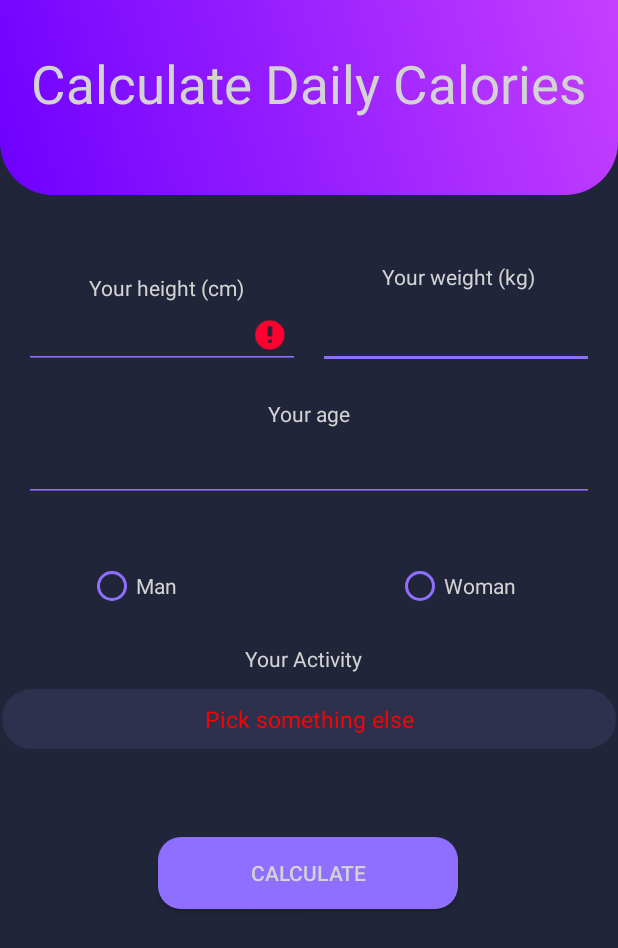
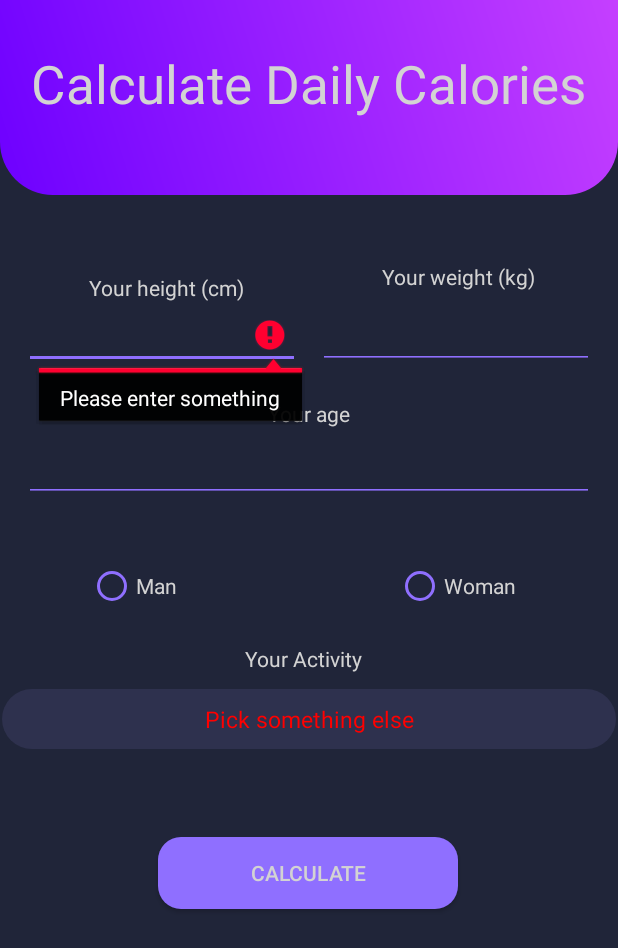
Before and after one commit to VickeTrossing/ExamensArbete, an Android app: the CalculateCal screen opened directly, with no data from a screen before it, after a tap on "CALCULATE", on a phone screen of 412 x 824 dp. Shown: the top 948 px of the screen. Run offline under Robolectric (Android 15) with nearby library versions, the phone set to English and light mode, and no system bars.

Commit message:
Basic functionally for calculateCal done

```diff
--- a/app/src/main/AndroidManifest.xml
+++ b/app/src/main/AndroidManifest.xml
@@ -9,7 +9,8 @@
             android:roundIcon="@mipmap/ic_launcher_round"
             android:supportsRtl="true"
             android:theme="@style/AppTheme">
-        <activity android:name=".CalculateCal"></activity>
+        <activity android:name=".ResultsCal"></activity>
+        <activity android:name=".CalculateCal" />
         <activity android:name=".CalculateBmi" />
         <activity android:name=".MainActivity2" />
         <activity android:name=".MainActivity">
--- a/app/src/main/res/layout/activity_calculate_cal.xml
+++ b/app/src/main/res/layout/activity_calculate_cal.xml
@@ -8,6 +8,37 @@
         android:fitsSystemWindows="true"
         tools:context=".CalculateCal">
 
+
+
+    <TextView
+            android:id="@+id/textView3"
+            android:layout_width="wrap_content"
+            android:layout_height="wrap_content"
+            android:layout_marginStart="16dp"
+            android:layout_marginEnd="16dp"
+            android:text="Your height (cm)"
+            android:textColor="#D3D3D3"
+            app:layout_constraintBottom_toTopOf="@+id/heightInput"
+            app:layout_constraintEnd_toEndOf="parent"
+            app:layout_constraintHorizontal_bias="0.156"
+            app:layout_constraintStart_toStartOf="parent" />
+
+    <EditText
+            android:id="@+id/heightInput"
+            android:layout_width="184dp"
+            android:layout_height="wrap_content"
+            android:layout_marginHorizontal="30dp"
+            android:layout_marginStart="16dp"
+            android:layout_marginBottom="44dp"
+            android:backgroundTint="#8F6FFF"
+            android:inputType="numberDecimal"
+            android:padding="10dp"
+            android:textAlignment="center"
+            android:textColor="#D3D3D3"
+            app:layout_constraintBottom_toTopOf="@+id/ageInput"
+            app:layout_constraintEnd_toStartOf="@+id/weightInput"
+            app:layout_constraintHorizontal_bias="0.0"
+            app:layout_constraintStart_toStartOf="parent" />
 
     <TextView
             android:id="@+id/textView2"
@@ -39,36 +70,6 @@
             app:layout_constraintBottom_toTopOf="@+id/textView6"
             app:layout_constraintEnd_toEndOf="parent"
             app:layout_constraintHorizontal_bias="1.0"
-            app:layout_constraintStart_toStartOf="parent" />
-
-    <TextView
-            android:id="@+id/textView3"
-            android:layout_width="wrap_content"
-            android:layout_height="wrap_content"
-            android:layout_marginStart="16dp"
-            android:layout_marginEnd="16dp"
-            android:text="Your height (cm)"
-            android:textColor="#D3D3D3"
-            app:layout_constraintBottom_toTopOf="@+id/heightInput"
-            app:layout_constraintEnd_toEndOf="parent"
-            app:layout_constraintHorizontal_bias="0.156"
-            app:layout_constraintStart_toStartOf="parent" />
-
-    <EditText
-            android:id="@+id/heightInput"
-            android:layout_width="184dp"
-            android:layout_height="wrap_content"
-            android:layout_marginHorizontal="30dp"
-            android:layout_marginStart="16dp"
-            android:layout_marginBottom="44dp"
-            android:backgroundTint="#8F6FFF"
-            android:inputType="numberDecimal"
-            android:padding="10dp"
-            android:textAlignment="center"
-            android:textColor="#D3D3D3"
-            app:layout_constraintBottom_toTopOf="@+id/ageInput"
-            app:layout_constraintEnd_toStartOf="@+id/weightInput"
-            app:layout_constraintHorizontal_bias="0.0"
             app:layout_constraintStart_toStartOf="parent" />
 
     <EditText
@@ -213,15 +214,4 @@
             app:layout_constraintStart_toStartOf="parent"
             app:layout_constraintTop_toBottomOf="@+id/constraintLayout2" />
 
-    <TextView
-            android:id="@+id/textView8"
-            android:layout_width="100dp"
-            android:layout_height="50dp"
-            android:layout_marginStart="178dp"
-            android:layout_marginEnd="176dp"
-            android:textColor="#fff"
-            app:layout_constraintBottom_toTopOf="@+id/btnCalculate"
-            app:layout_constraintEnd_toEndOf="parent"
-            app:layout_constraintStart_toStartOf="parent" />
-
 </androidx.constraintlayout.widget.ConstraintLayout>
```
Also changed, not shown: app/src/main/java/com/example/plain/CalculateCal.java (+16 -6 lines), app/src/main/java/com/example/plain/ResultsCal.java (added, +31 -0 lines), app/src/main/res/layout/activity_results_cal.xml (added, +89 -0 lines).
